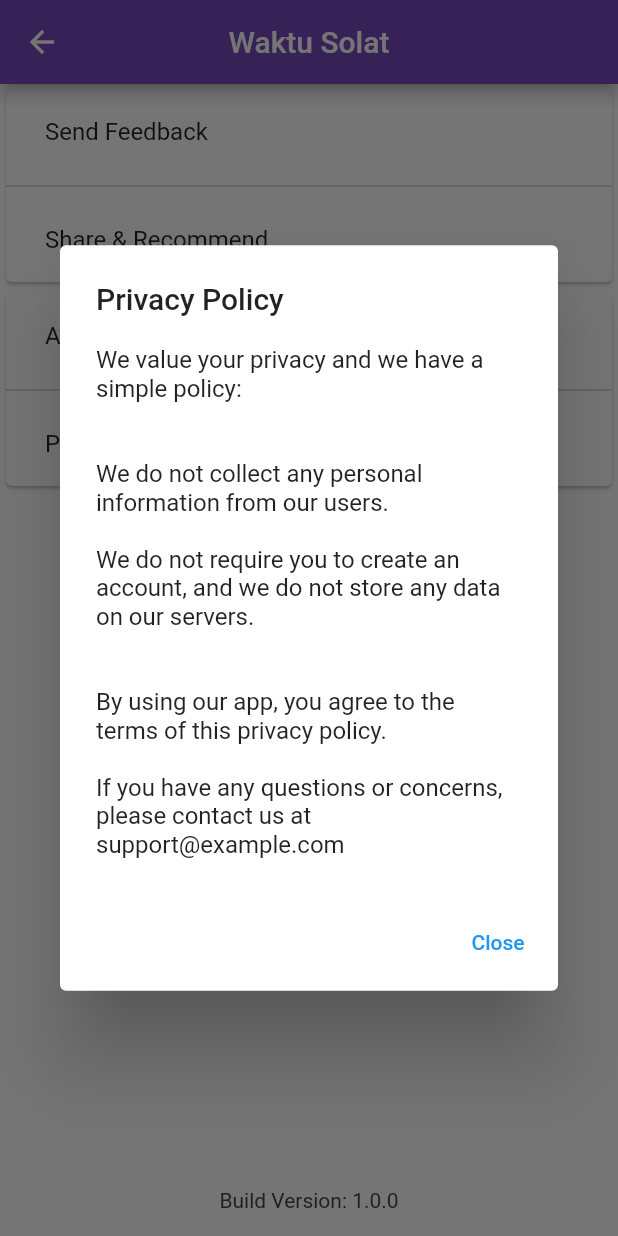
After one commit to quezera97/prayer_time, a Flutter app: the Settings screen opened directly, after a tap on "Privacy Policy", on a phone screen of 412 x 824 dp. The commit adds this screen. Run offline on Flutter 3.47's test engine with Material 2 defaults, Android fonts, the phone set to English and light mode, and no system bars; our stand-ins replace geolocator, just_audio, share_plus, shared_preferences; missing offline and left inert: flutter_background_service, flutter_background_service_android; accounts and stored records are empty.

Commit message:
settings

```diff
--- /dev/null
+++ b/lib/components/alert_pop_up.dart
@@ -0,0 +1,25 @@
+import 'package:flutter/material.dart';
+
+class AlertPopUp extends StatelessWidget {
+  final String titleAlert;
+  final String contentAlert;
+
+  const AlertPopUp(
+      {super.key, required this.titleAlert, required this.contentAlert});
+
+  @override
+  Widget build(BuildContext context) {
+    return AlertDialog(
+      title: Text(titleAlert),
+      content: Text(contentAlert),
+      actions: <Widget>[
+        TextButton(
+          child: const Text('Close'),
+          onPressed: () {
+            Navigator.of(context).pop();
+          },
+        ),
+      ],
+    );
+  }
+}
--- a/lib/main.dart
+++ b/lib/main.dart
@@ -157,6 +157,7 @@ class _MyAppState extends State<MyApp> {
           case '/dashboard':
             return MaterialPageRoute(builder: (context) => const Dashboard());
         }
+        return null;
       },
       routes: {
         '/': (context) => const SplashScreen(),
--- /dev/null
+++ b/lib/settings/join_text_about_us.dart
@@ -0,0 +1,11 @@
+String joinedTextAboutUs(){
+  var lineOne = 'We are a one-man army whom the sole member is known as Que Zera who responsible of all development.';
+  var lineTwo = 'Despite being a solo operation, we strive to provide you with the best possible experience using our app.';
+  var lineThree = 'We are committed to constantly improving and updating our app to meet your needs.';
+  var lineFour = 'If you have any questions or feedback, please don\'t hesitate to contact us at zaher@gmail.com.';
+  var lineFive = 'Thank you for using our app!';
+
+  var joinedText = '$lineOne\n\n$lineTwo\n\n$lineThree\n\n\n$lineFour\n\n\n$lineFive';
+
+  return joinedText;
+}
--- /dev/null
+++ b/lib/settings/join_text_policy.dart
@@ -0,0 +1,11 @@
+String joinedTextPrivacyPolicy(){
+  var lineOne = 'We value your privacy and we have a simple policy:';
+  var lineTwo = 'We do not collect any personal information from our users.';
+  var lineThree = 'We do not require you to create an account, and we do not store any data on our servers.';
+  var lineFour = 'By using our app, you agree to the terms of this privacy policy.';
+  var lineFive = 'If you have any questions or concerns, please contact us at support@example.com';
+
+  var joinedText = '$lineOne\n\n\n$lineTwo\n\n$lineThree\n\n\n$lineFour\n\n$lineFive';
+
+  return joinedText;
+}
--- /dev/null
+++ b/lib/settings/settings.dart
@@ -0,0 +1,163 @@
+import 'package:flutter/material.dart';
+import 'package:url_launcher/url_launcher.dart';
+import 'package:share_plus/share_plus.dart';
+
+import '../components/alert_pop_up.dart';
+import 'join_text_about_us.dart';
+import 'join_text_policy.dart';
+
+class Settings extends StatefulWidget {
+  const Settings({super.key});
+
+  @override
+  State<Settings> createState() => _SettingsState();
+}
+
+class _SettingsState extends State<Settings> {
+  final String packageName = 'test';
+
+  Future<void> _feedbackApp() async {
+    Uri url = Uri.parse(
+        'https://play.google.com/store/apps/details?id=$packageName&showAllReviews=true');
+
+    if (await canLaunchUrl(url)) {
+      await launchUrl(url);
+    } else {
+      throw 'Could not launch $url';
+    }
+  }
+
+  Future<void> _shareApp() async {
+    String url =
+        'https://play.google.com/store/apps/details?id=$packageName&showAllReviews=true';
+
+    if (await canLaunchUrl(Uri.parse(url))) {
+      await Share.share(url);
+    } else {
+      throw 'Could not launch $url';
+    }
+  }
+
+  @override
+  Widget build(BuildContext context) {
+    return Scaffold(
+        backgroundColor: Colors.white,
+        appBar: AppBar(
+          centerTitle: true,
+          title: const Text(
+            'Waktu Solat',
+          ),
+          backgroundColor: const Color(0xff764abc),
+        ),
+        body: Stack(
+          children: [
+            ListView(
+              children: [
+                Card(
+                  child: Column(
+                    children: <Widget>[
+                      Padding(
+                        padding: const EdgeInsets.fromLTRB(10, 0, 0, 0),
+                        child: ListTile(
+                          title: const Text(
+                            'Send Feedback',
+                            style: TextStyle(fontSize: 16.0),
+                            textAlign: TextAlign.left,
+                          ),
+                          onTap: _feedbackApp,
+                        ),
+                      ),
+                      const Divider(
+                        thickness: 0.5,
+                        color: Colors.grey,
+                      ),
+                      Padding(
+                        padding: const EdgeInsets.fromLTRB(10, 0, 0, 0),
+                        child: ListTile(
+                          title: const Text(
+                            'Share & Recommend',
+                            style: TextStyle(fontSize: 16.0),
+                            textAlign: TextAlign.left,
+                          ),
+                          onTap: _shareApp,
+                        ),
+                      ),
+                    ]
+                  ),
+                ),
+
+                Card(
+                  child: Column(
+                    children: <Widget>[
+                      Padding(
+                        padding: const EdgeInsets.fromLTRB(10, 0, 0, 0),
+                        child: ListTile(
+                          title: const Text(
+                            'About Us',
+                            style: TextStyle(fontSize: 16.0),
+                            textAlign: TextAlign.left,
+                          ),
+                          onTap: () {
+                            showDialog(
+                              context: context,
+                              builder: (BuildContext context) {
+                                return AlertPopUp(
+                                  titleAlert: 'QueZ Apps',
+                                  contentAlert: joinedTextAboutUs(),
+                                );
+                              },
+                            );
+                          },
+                        ),
+                      ),
+                      const Divider(
+                        thickness: 0.5,
+                        color: Colors.grey,
+                      ),
+                      Padding(
+                        padding: const EdgeInsets.fromLTRB(10, 0, 0, 0),
+                        child: ListTile(
+                          title: const Text(
+                            'Privacy Policy',
+                            style: TextStyle(fontSize: 16.0),
+                            textAlign: TextAlign.left,
+                          ),
+                          onTap: () {
+                            showDialog(
+                              context: context,
+                              builder: (BuildContext context) {
+                                return AlertPopUp(
+                                  titleAlert: 'Privacy Policy',
+                                  contentAlert: joinedTextPrivacyPolicy(),
+                                );
+                              },
+                            );
+                          },
+                        ),
+                      ),
+                    ]
+                  )
+                ),
+              ],
+            ),
+            Positioned(
+              bottom: 0,
+              left: 0,
+              right: 0,
+              child: Container(
+                padding: const EdgeInsets.symmetric(vertical: 16),
+                child: const Center(
+                  child: Text(
+                    'Build Version: 1.0.0',
+                    textAlign: TextAlign.center,
+                    style: TextStyle(
+                      color: Color.fromARGB(255, 70, 70, 70),
+                    ),
+                  ),
+                ),
+              ),
+            ),
+          ],
+        ));
+  }
+}
--- a/lib/ui/splash_screen.dart
+++ b/lib/ui/splash_screen.dart
@@ -6,12 +6,14 @@ import 'package:prayer_time/ui/dashboard.dart';
 class SplashScreen extends StatefulWidget {
   const SplashScreen({super.key});
 
+  @override
   State<StatefulWidget> createState() => StartState();
 }
 
 class StartState extends State<SplashScreen> {
   ImageProvider preloadImage = const AssetImage('assets/img/splashscreen.png');
 
+  @override
   void initState() {
     super.initState();
     _startTime();
@@ -27,6 +29,7 @@ class StartState extends State<SplashScreen> {
         context, MaterialPageRoute(builder: (context) => const Dashboard()));
   }
 
+  @override
   Widget build(BuildContext context) {
     return Scaffold(
       body: Stack(
--- a/pubspec.yaml
+++ b/pubspec.yaml
@@ -44,6 +44,8 @@ dependencies:
   flutter_background_service_android: ^4.0.1
   flutter_local_notifications: ^15.1.0+1
   device_info_plus: ^9.0.2
+  share_plus: ^7.0.2
+  url_launcher: ^6.1.11
 
 dev_dependencies:
   flutter_test:
```
Also changed, not shown: lib/components/countdown_clock.dart (+13 -1 lines), lib/components/leading_icon_text.dart (added, +33 -0 lines), lib/enums/muazzin.dart (+5 -3 lines), lib/ui/dashboard.dart (+17 -7 lines), lib/ui/muazzin.dart (+139 -2 lines), lib/ui/prayer_time.dart (+5 -2 lines), pubspec.lock, 6 other files.
